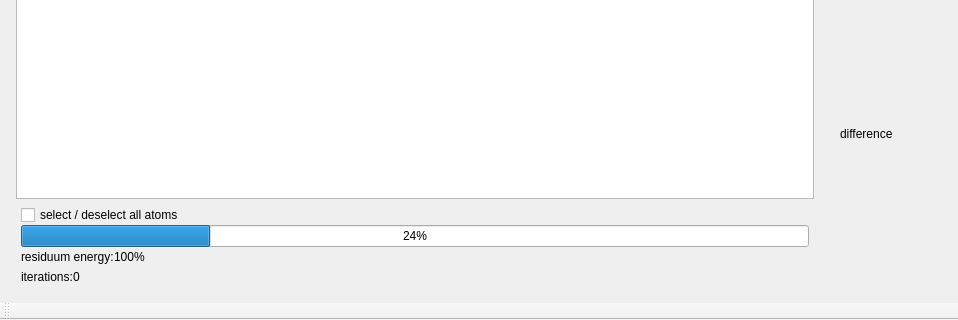
The window that examples/matchingPursuit/mainwindow.ui (mne-tools/mne-cpp) describes before a commit, drawn with Qt 5; both pictures show x 0 to 958 and y 380 to 700 of the 1050 by 700 pixel window.
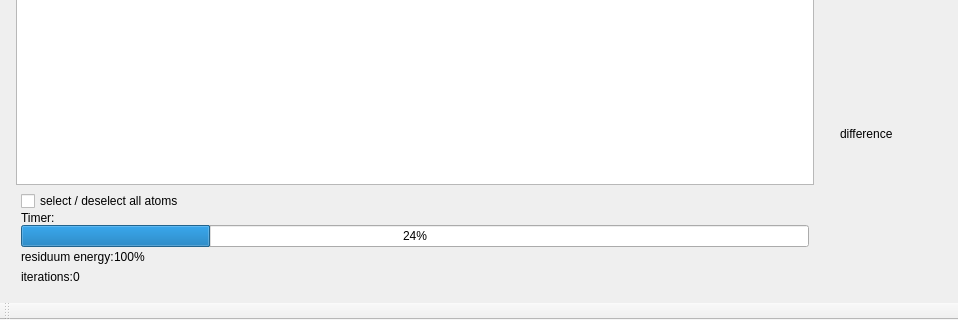
The same window after the commit. Icons and pictures are not drawn.

Commit message: chg:timer for progress of calculation

```diff
--- a/examples/matchingPursuit/mainwindow.ui
+++ b/examples/matchingPursuit/mainwindow.ui
@@ -381,6 +381,13 @@
             </property>
            </widget>
           </item>
+          <item>
+           <widget class="QLabel" name="lb_timer">
+            <property name="text">
+             <string>Timer: </string>
+            </property>
+           </widget>
+          </item>
           <item>
            <widget class="QProgressBar" name="progressBarCalc">
             <property name="sizePolicy">
```
The commit also changes 2 other files.
